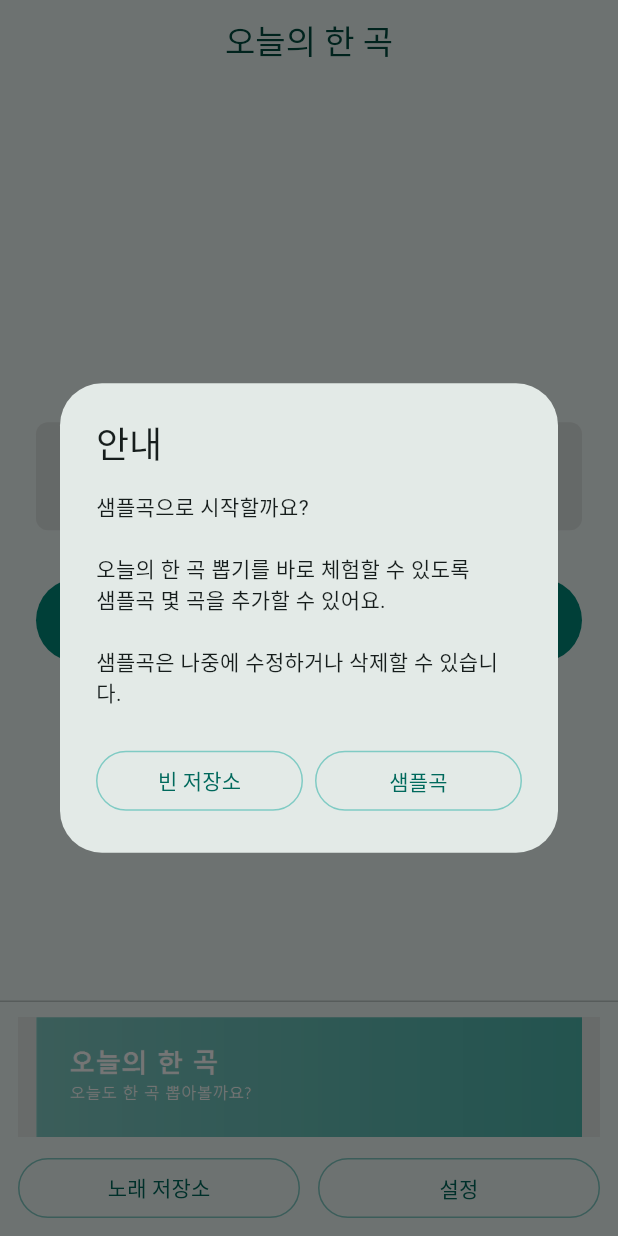
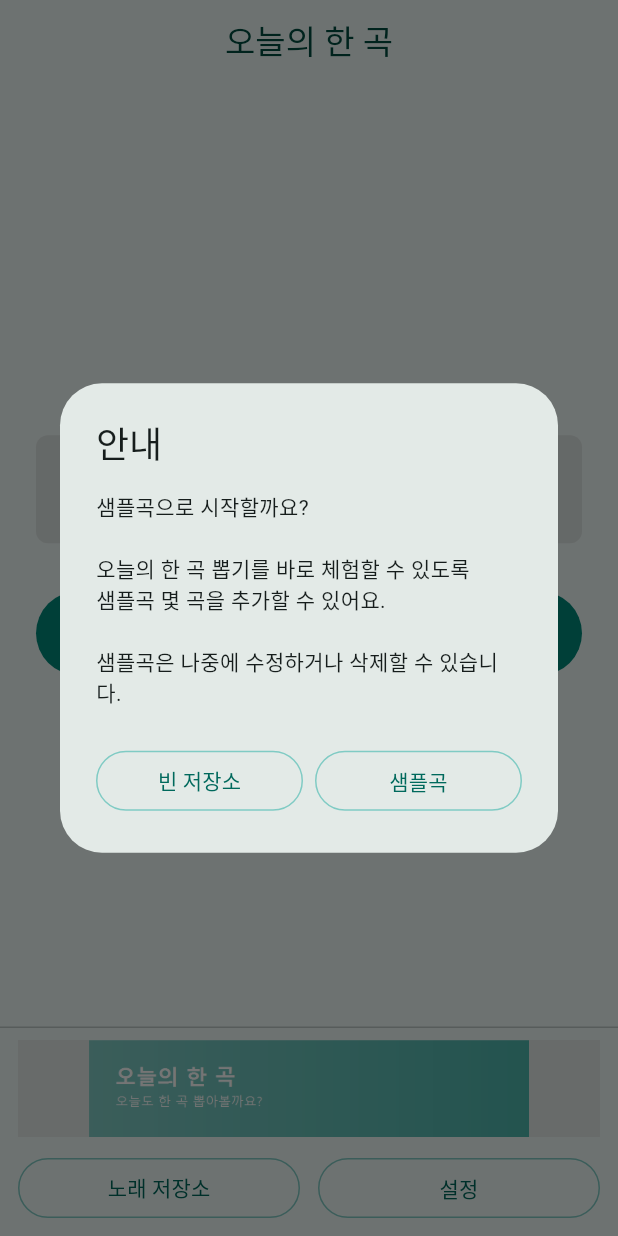
Before and after one commit to kehini20/today_music, a Flutter app: the screen it shows after launch, on a phone screen of 412 x 824 dp. Run offline on Flutter 3.47's test engine with Material 3 defaults, Android fonts, the phone set to English and light mode, and no system bars; our stand-ins replace file_picker, share_plus, shared_preferences; missing offline and left inert: file_saver; network calls fail.

Commit message:
Adjust bottom ad banner height

```diff
--- a/lib/main.dart
+++ b/lib/main.dart
@@ -1480,7 +1480,7 @@
               ),
             ),
             child: Padding(
-              padding: const EdgeInsets.fromLTRB(12, 10, 12, 8),
+              padding: const EdgeInsets.fromLTRB(12, 8, 12, 8),
               child: Center(
                 heightFactor: 1,
                 child: ConstrainedBox(
@@ -2215,12 +2215,14 @@
       label: label.isEmpty ? '홍보 배너' : label,
       child: SizedBox(
         width: double.infinity,
-        height: 80,
-        child: Material(
-          color: colorScheme.surfaceContainerHigh,
-          child: InkWell(
-            onTap: hasLink ? onTap : null,
-            child: _SponsorAdImage(imageUrl: ad.imageUrl),
+        child: AspectRatio(
+          aspectRatio: 6 / 1,
+          child: Material(
+            color: colorScheme.surfaceContainerHigh,
+            child: InkWell(
+              onTap: hasLink ? onTap : null,
+              child: _SponsorAdImage(imageUrl: ad.imageUrl),
+            ),
           ),
         ),
       ),
```
